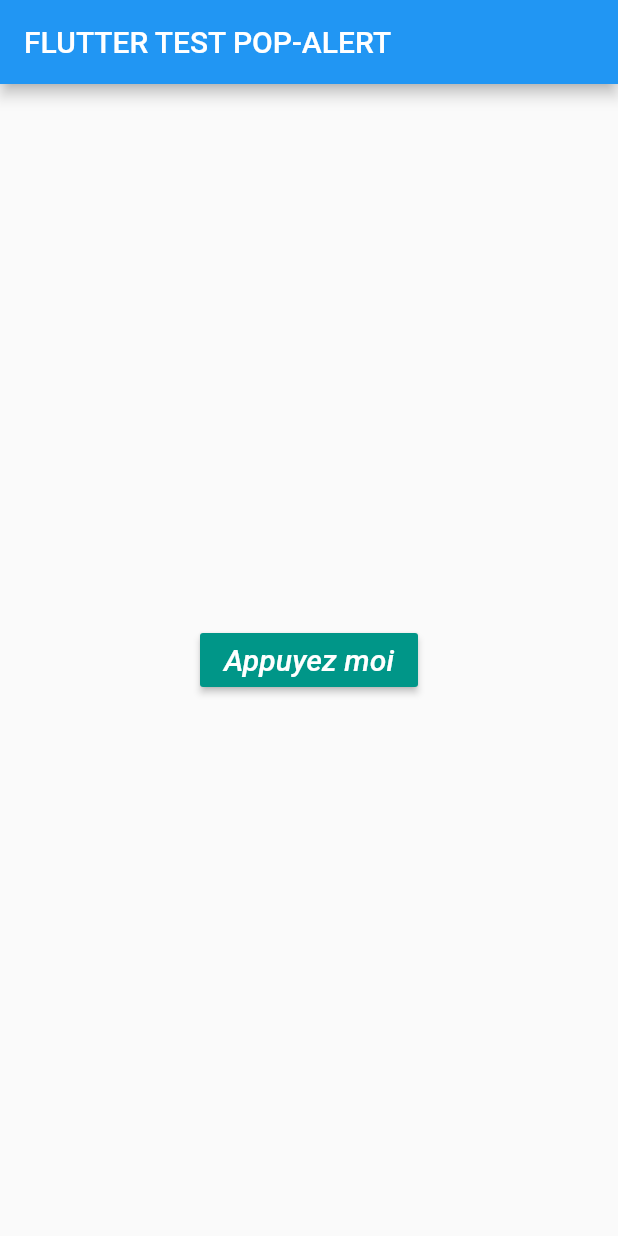
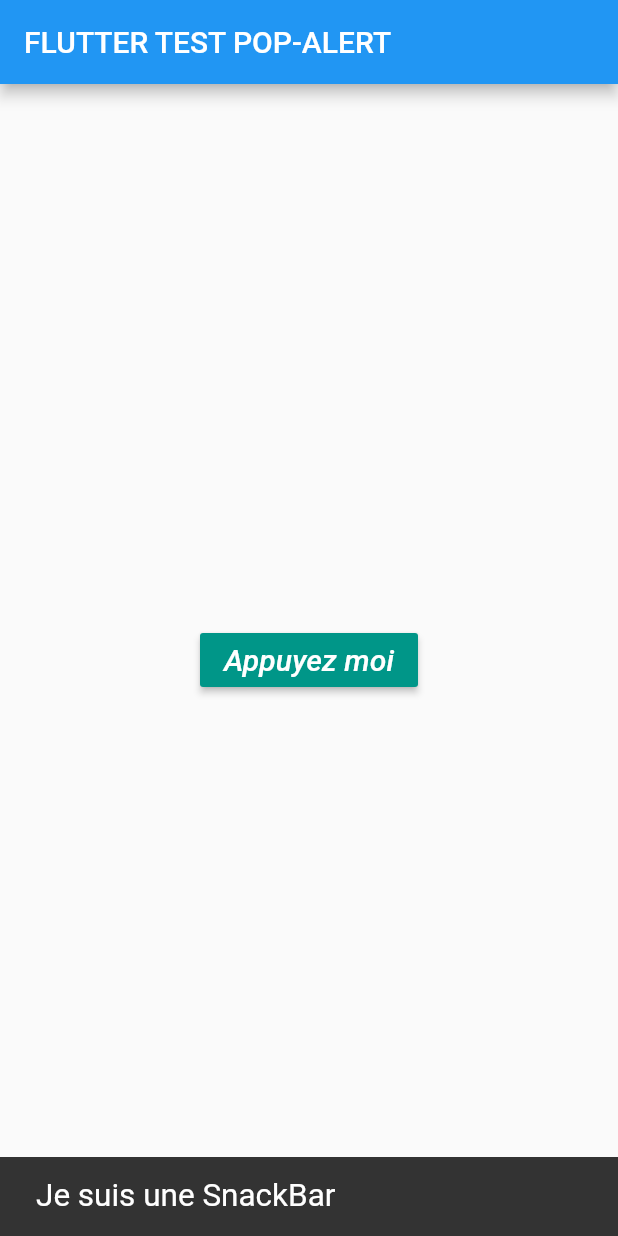
Before and after one commit to suvaAF/popalert, a Flutter app: the screen it shows after launch, after a tap on "Appuyez moi", on a phone screen of 412 x 824 dp. Run offline on Flutter 3.47's test engine with Material 2 defaults, Android fonts, the phone set to English and light mode, and no system bars.

Commit message:
2e commit App Mobile Pop-Alert

```diff
--- a/lib/body.dart
+++ b/lib/body.dart
@@ -22,14 +22,22 @@ class _BodyState extends State<Body> {
              fontSize: 20.0
            ),
          ),
-          onPressed: pressed),
+          onPressed: snack),
     ) ;
   }
 
-  void pressed() {
-    setState(() {
-      print("On m'a appuyé dessus");
-    });
+
+  void snack() {
+    SnackBar snackBar = new SnackBar(
+        content: new Text(
+            'Je suis une SnackBar',
+          textScaleFactor: 1.5,
+
+        ),
+      duration: new Duration(seconds: 5),
+    );
+
+    Scaffold.of(context).showSnackBar(snackBar);
   }
 
 }
```
